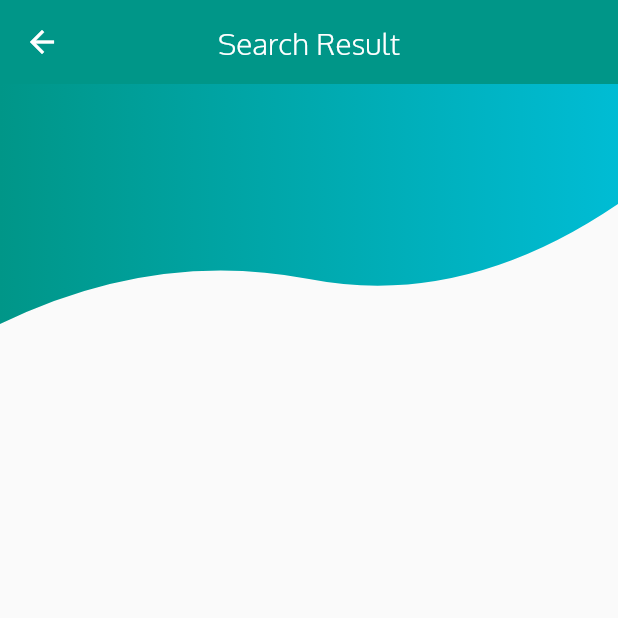
After one commit to ajay1706/Flight-UI, a Flutter app: the FlightListScreen screen opened directly, on a phone screen of 412 x 824 dp, the top half of it. The commit adds this screen. Run offline on Flutter 3.47's test engine with Material 2 defaults, Android fonts, the phone set to English and light mode, and no system bars.

Commit message:
adding second screen & clipper , app bar

```diff
--- /dev/null
+++ b/flight_app/lib/flight_list.dart
@@ -0,0 +1,53 @@
+import 'package:flight_app/custom_shape_clipper.dart';
+import 'package:flutter/material.dart';
+import './main.dart';
+
+final Color discountBackgroundColor = Colors.tealAccent.shade200;
+final Color flightBorderColor = Color(0xFFE6E6E6);
+final Color chipBackgroundColor = Color(0xFFF6F6F6);
+
+class FlightListScreen extends StatelessWidget {
+  @override
+  Widget build(BuildContext context) {
+    return Scaffold(
+      appBar: AppBar(
+        elevation: 0.0,
+        title: Text("Search Result"),
+        centerTitle: true,
+        leading: InkWell(
+          child: Icon(Icons.arrow_back),
+          onTap: (){
+            Navigator.pop(context);
+          }
+          ),
+      ),
+      body:Column(
+        children: <Widget>[
+          FlightListTopPart(),
+        ],
+      ) ,
+
+    );
+  }
+}
+
+
+class FlightListTopPart extends StatelessWidget {
+  @override
+  Widget build(BuildContext context) {
+    return Stack(
+      children: <Widget>[
+        ClipPath(
+          clipper: CustomShapeClipper(),
+          child: Container(
+         decoration: BoxDecoration(
+                gradient: LinearGradient(colors: [firstColor, secondColor])),
+            height:160 ,
+          ),
+        )
+      ],
+
+
+    );
+  }
+}
```
Also changed, not shown: flight_app/lib/main.dart (+12 -3 lines).
